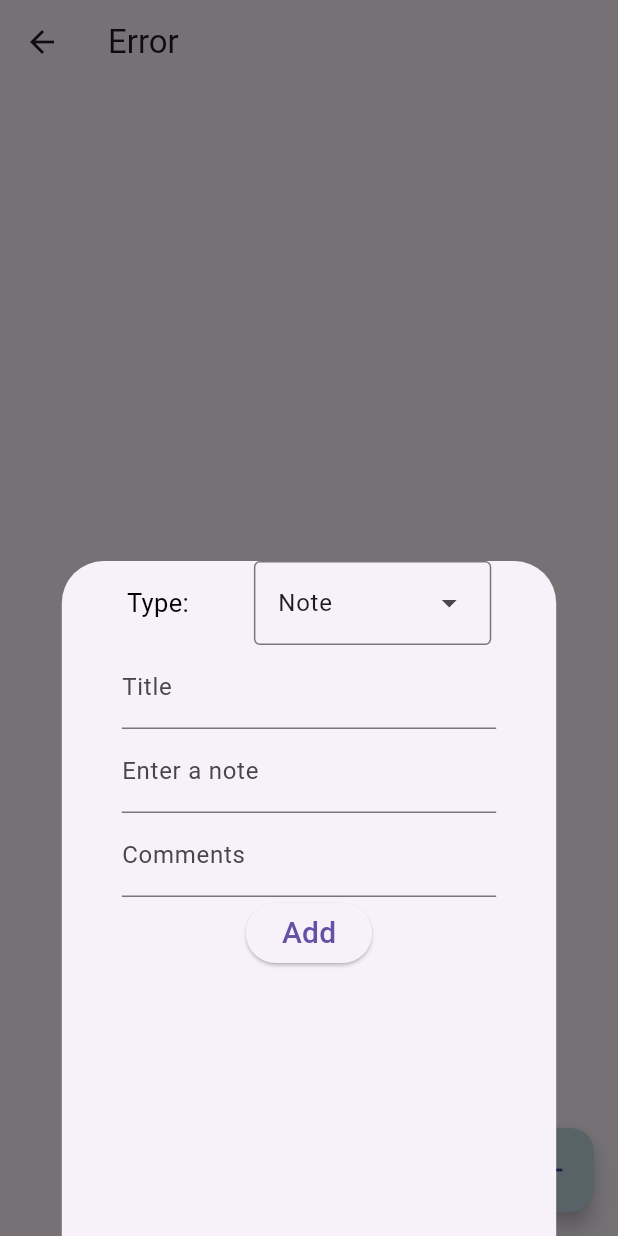
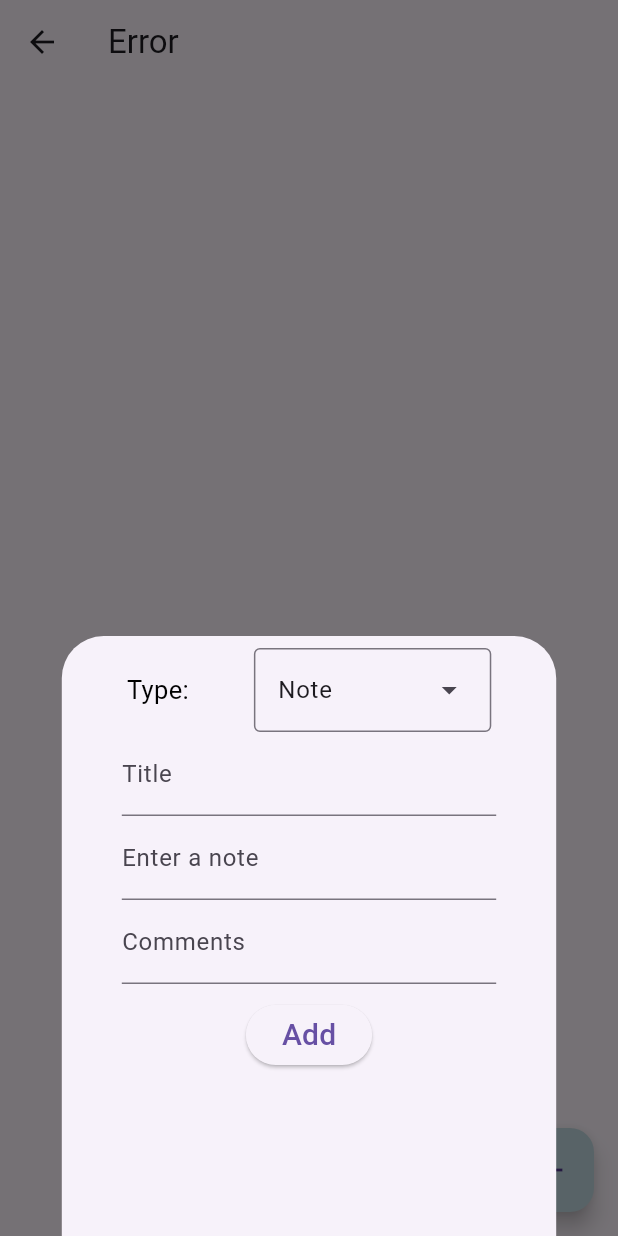
Before and after one commit to jucktion/healthlog, a Flutter app: the NoteScreen screen opened directly with empty values, after a tap on the "add" icon, on a phone screen of 412 x 824 dp. Run offline on Flutter 3.47's test engine with Material 3 defaults, Android fonts, the phone set to English and light mode, and no system bars; our stand-ins replace fl_chart, permission_handler, shared_preferences, sqflite; accounts and stored records are empty.

Commit message:
reduce margin on bottom modal

```diff
--- a/lib/view/notes/note_helper.dart
+++ b/lib/view/notes/note_helper.dart
@@ -24,7 +24,7 @@ class NoteHelper {
             padding: EdgeInsets.only(
                 bottom: MediaQuery.of(context).viewInsets.bottom),
             child: SizedBox(
-              height: 450,
+              height: 400,
               width: MediaQuery.of(context).size.width / 1.25,
               child: Form(
                 key: formKey,
@@ -32,7 +32,9 @@ class NoteHelper {
                   mainAxisAlignment: MainAxisAlignment.start,
                   crossAxisAlignment: CrossAxisAlignment.center,
                   children: <Widget>[
-                    Row(
+                    Padding(
+                      padding: const EdgeInsets.only(top: 8.0),
+                      child: Row(
                         mainAxisAlignment: MainAxisAlignment.spaceEvenly,
                         children: [
                           const Text('Type:',
@@ -58,6 +60,7 @@ class NoteHelper {
                             }).toList(),
                           ),
                         ],
+                      ),
                     ),
                     Padding(
                       padding: const EdgeInsets.only(left: 40, right: 40),
@@ -101,7 +104,9 @@ class NoteHelper {
                             setState(() => comment = value.toString());
                           }),
                     ),
-                    ElevatedButton(
+                    Padding(
+                      padding: const EdgeInsets.all(10.0),
+                      child: ElevatedButton(
                         onPressed: () async {
                           if (formKey.currentState!.validate()) {
                             await DatabaseHandler.instance
@@ -119,7 +124,8 @@ class NoteHelper {
                               if (context.mounted) {
                                 Navigator.pop(context);
                               }
-                            WidgetsBinding.instance.addPostFrameCallback((_) =>
+                              WidgetsBinding.instance.addPostFrameCallback(
+                                  (_) =>
                                       refreshIndicatorKey.currentState?.show());
                             });
                           } else {
@@ -132,6 +138,7 @@ class NoteHelper {
                           'Add',
                           style: TextStyle(
                             fontSize: 20,
+                          ),
                         ),
                       ),
                     ),
@@ -176,7 +183,7 @@ class NoteHelper {
             padding: EdgeInsets.only(
                 bottom: MediaQuery.of(context).viewInsets.bottom),
             child: SizedBox(
-              height: 450,
+              height: 400,
               width: MediaQuery.of(context).size.width / 1.25,
               child: FutureBuilder<List<Notes>>(
                   future: nt,
@@ -253,7 +260,7 @@ class NoteHelper {
                                             ? Text('Phone No')
                                             : selectedValue == 'Medicine'
                                                 ? Text('Direction of Use')
-                                                : Text('Enter a note')),
+                                                : Text('Enter a short note')),
                                     onChanged: (String? value) {
                                       setState(() => note = value.toString());
                                     }),
@@ -270,7 +277,9 @@ class NoteHelper {
                                           () => comment = value.toString());
                                     }),
                               ),
-                              ElevatedButton(
+                              Padding(
+                                padding: const EdgeInsets.all(10.0),
+                                child: ElevatedButton(
                                   onPressed: () async {
                                     if (formKey.currentState!.validate()) {
                                       await DatabaseHandler.instance
@@ -282,8 +291,8 @@ class NoteHelper {
                                                   content: Note(
                                                     title: title,
                                                     note: note,
-                                                  notetype:
-                                                      selectedValue.toString(),
+                                                    notetype: selectedValue
+                                                        .toString(),
                                                   ),
                                                   date: entry.first.date,
                                                   comments: comment),
@@ -299,7 +308,8 @@ class NoteHelper {
                                                     ?.show());
                                       });
                                     } else {
-                                    ScaffoldMessenger.of(context).showSnackBar(
+                                      ScaffoldMessenger.of(context)
+                                          .showSnackBar(
                                         const SnackBar(
                                             content: Text('Processing Data')),
                                       );
@@ -309,6 +319,7 @@ class NoteHelper {
                                     'Update',
                                     style: TextStyle(
                                       fontSize: 20,
+                                    ),
                                   ),
                                 ),
                               ),
```
Also changed, not shown: lib/view/bp/bp_helper.dart (+12 -7 lines), lib/view/cholesterol/cholesterol_helper.dart (+14 -6 lines), lib/view/sugar/sugar_helper.dart (+14 -6 lines), pubspec.lock. Lines whose indentation alone changed are shown as unchanged.
